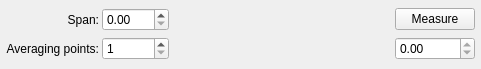
Old version of the form src/gui/receivedpower_view.ui in the repository eseo-emc/emctestbench.
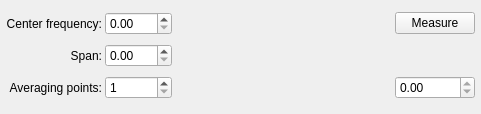
New version of the form. Custom widgets are drawn as their Qt base class.

Commit message: Development stub and UI mockup for generic Sweep.

```diff
--- a/src/gui/receivedpower_view.ui
+++ b/src/gui/receivedpower_view.ui
@@ -7,7 +7,7 @@
     <x>0</x>
     <y>0</y>
     <width>481</width>
-    <height>69</height>
+    <height>114</height>
    </rect>
   </property>
   <property name="windowTitle">
@@ -23,7 +23,7 @@
    <item row="0" column="0">
     <widget class="QLabel" name="label">
      <property name="text">
-      <string>Span:</string>
+      <string>Center frequency:</string>
      </property>
      <property name="alignment">
       <set>Qt::AlignRight|Qt::AlignTrailing|Qt::AlignVCenter</set>
@@ -31,9 +31,9 @@
     </widget>
    </item>
    <item row="0" column="1">
-    <widget class="QuantityWidgetController" name="span"/>
+    <widget class="QuantityWidgetController" name="centerFrequency"/>
    </item>
-   <item row="0" column="2" rowspan="2">
+   <item row="0" column="2" rowspan="3">
     <spacer name="horizontalSpacer">
      <property name="orientation">
       <enum>Qt::Horizontal</enum>
@@ -53,7 +53,7 @@
      </property>
     </widget>
    </item>
-   <item row="1" column="0">
+   <item row="2" column="0">
     <widget class="QLabel" name="label_2">
      <property name="text">
       <string>Averaging points:</string>
@@ -63,7 +63,7 @@
      </property>
     </widget>
    </item>
-   <item row="1" column="1">
+   <item row="2" column="1">
     <widget class="QSpinBox" name="numberOfAveragingPoints">
      <property name="minimum">
       <number>1</number>
@@ -73,13 +73,26 @@
      </property>
     </widget>
    </item>
-   <item row="1" column="3">
+   <item row="2" column="3">
     <widget class="PowerWidgetController" name="receivedPower">
      <property name="readOnly">
       <bool>true</bool>
      </property>
     </widget>
    </item>
+   <item row="1" column="1">
+    <widget class="QuantityWidgetController" name="span"/>
+   </item>
+   <item row="1" column="0">
+    <widget class="QLabel" name="label_3">
+     <property name="text">
+      <string>Span:</string>
+     </property>
+     <property name="alignment">
+      <set>Qt::AlignRight|Qt::AlignTrailing|Qt::AlignVCenter</set>
+     </property>
+    </widget>
+   </item>
   </layout>
  </widget>
  <customwidgets>
```
The commit also changes 7 other files.
